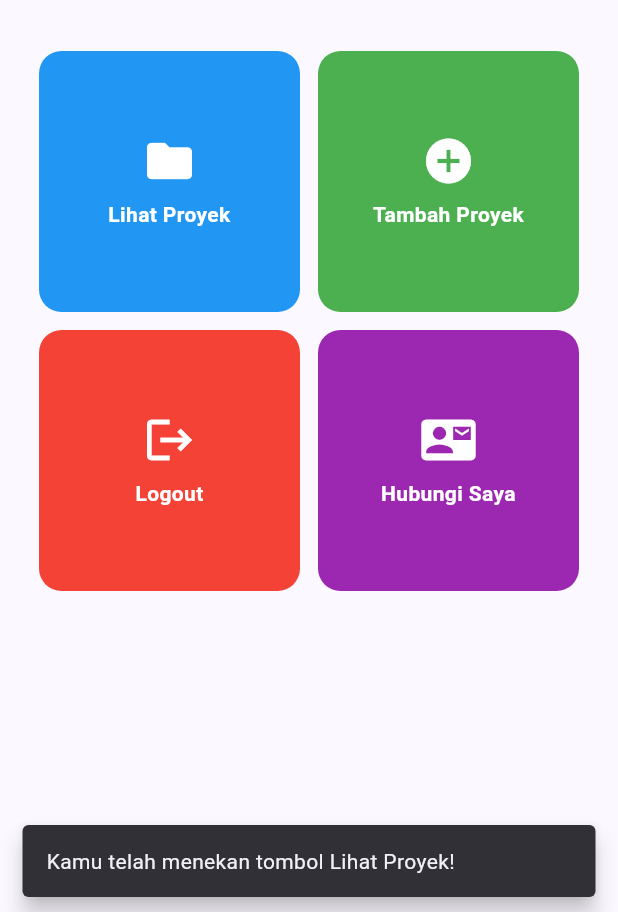
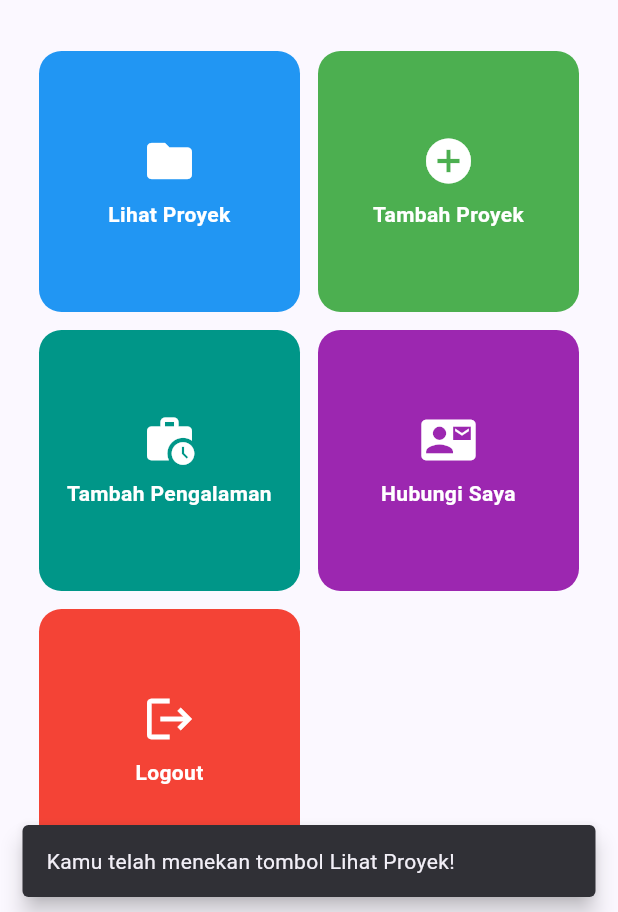
Before and after one commit to mhasbiassdq/myportofolio_mobile, a Flutter app: the LeftDrawer widget shown alone on an empty page, opened directly, after a tap on "Home", after a tap on "Lihat Proyek", on a phone screen of 412 x 824 dp, the part 324-1236 px from its top. Run offline on Flutter 3.47's test engine with Material 3 defaults, Android fonts, the phone set to English and light mode, and no system bars.

Commit message:
feat(navigation): add Experience action card and Add Experience drawer route

```diff
--- a/lib/screens/menu.dart
+++ b/lib/screens/menu.dart
@@ -25,8 +25,9 @@ class MyHomePage extends StatelessWidget {
   final List<ItemHomepage> items = [
     ItemHomepage("Lihat Proyek", Icons.folder, Colors.blue),
     ItemHomepage("Tambah Proyek", Icons.add_circle, Colors.green),
+    ItemHomepage("Tambah Pengalaman", Icons.work_history, Colors.teal),
+    ItemHomepage("Hubungi Saya", Icons.contact_mail, Colors.purple),
     ItemHomepage("Logout", Icons.logout, Colors.red),
-    ItemHomepage("Hubungi Saya", Icons.contact_mail, Colors.purple),
   ];
 
   @override
--- a/lib/widgets/left_drawer.dart
+++ b/lib/widgets/left_drawer.dart
@@ -1,7 +1,10 @@
 import 'package:flutter/material.dart';
+import 'package:myportofolio_mobile/screens/experience_form.dart';
 import 'package:myportofolio_mobile/screens/menu.dart';
 import 'package:myportofolio_mobile/screens/project_form.dart';
 
+/// Komponen drawer navigasi bersama yang digunakan pada halaman utama
+/// dan seluruh halaman formulir agar navigasi tetap konsisten.
 class LeftDrawer extends StatelessWidget {
   const LeftDrawer({super.key});
 
@@ -10,11 +13,11 @@ class LeftDrawer extends StatelessWidget {
     return Drawer(
       child: ListView(
         children: [
-          const DrawerHeader(
+          DrawerHeader(
             decoration: BoxDecoration(
-              color: Colors.indigo,
+              color: Theme.of(context).colorScheme.primary,
             ),
-            child: Column(
+            child: const Column(
               crossAxisAlignment: CrossAxisAlignment.start,
               children: [
                 Text(
@@ -60,6 +63,18 @@ class LeftDrawer extends StatelessWidget {
               );
             },
           ),
+          ListTile(
+            leading: const Icon(Icons.work_outline),
+            title: const Text('Add Experience'),
+            onTap: () {
+              Navigator.pushReplacement(
+                context,
+                MaterialPageRoute(
+                  builder: (context) => const ExperienceFormPage(),
+                ),
+              );
+            },
+          ),
         ],
       ),
     );
--- a/lib/widgets/project_card.dart
+++ b/lib/widgets/project_card.dart
@@ -1,8 +1,9 @@
 import 'package:flutter/material.dart';
+import 'package:myportofolio_mobile/screens/experience_form.dart';
 import 'package:myportofolio_mobile/screens/menu.dart';
 import 'package:myportofolio_mobile/screens/project_form.dart';
 
-/// Komponen reusable untuk menampilkan tombol interaktif.
+/// Komponen reusable untuk menampilkan kartu tombol interaktif pada beranda.
 class ItemCard extends StatelessWidget {
   final ItemHomepage item;
 
@@ -25,12 +26,19 @@ class ItemCard extends StatelessWidget {
               ),
             );
 
-          // Navigate ke halaman yang sesuai
+          // Navigasi ke halaman formulir yang sesuai menggunakan Navigator.push
           if (item.name == "Tambah Proyek") {
             Navigator.push(
               context,
               MaterialPageRoute(
                 builder: (context) => const ProjectFormPage(),
+              ),
+            );
+          } else if (item.name == "Tambah Pengalaman") {
+            Navigator.push(
+              context,
+              MaterialPageRoute(
+                builder: (context) => const ExperienceFormPage(),
               ),
             );
           }
```
